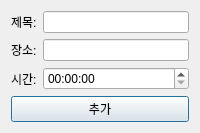
ilzelda/VEDA-Calendar, file scheduledialog.ui: the form before one commit.
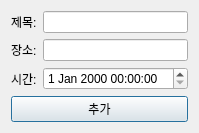
The form after the commit.

Commit message: jejo calendar

The edit to the form file:
```diff
--- a/scheduledialog.ui
+++ b/scheduledialog.ui
@@ -2,6 +2,14 @@
 <ui version="4.0">
  <class>ScheduleDialog</class>
  <widget class="QDialog" name="ScheduleDialog">
+  <property name="geometry">
+   <rect>
+    <x>0</x>
+    <y>0</y>
+    <width>186</width>
+    <height>128</height>
+   </rect>
+  </property>
   <property name="windowTitle">
    <string>일정 추가</string>
   </property>
@@ -36,7 +44,11 @@
       </widget>
      </item>
      <item row="2" column="1">
-      <widget class="QTimeEdit" name="timeEdit"/>
+      <widget class="QDateTimeEdit" name="dateTimeEdit">
+       <property name="calendarPopup">
+        <bool>false</bool>
+       </property>
+      </widget>
      </item>
     </layout>
    </item>
```
The commit also changes 11 other files.
